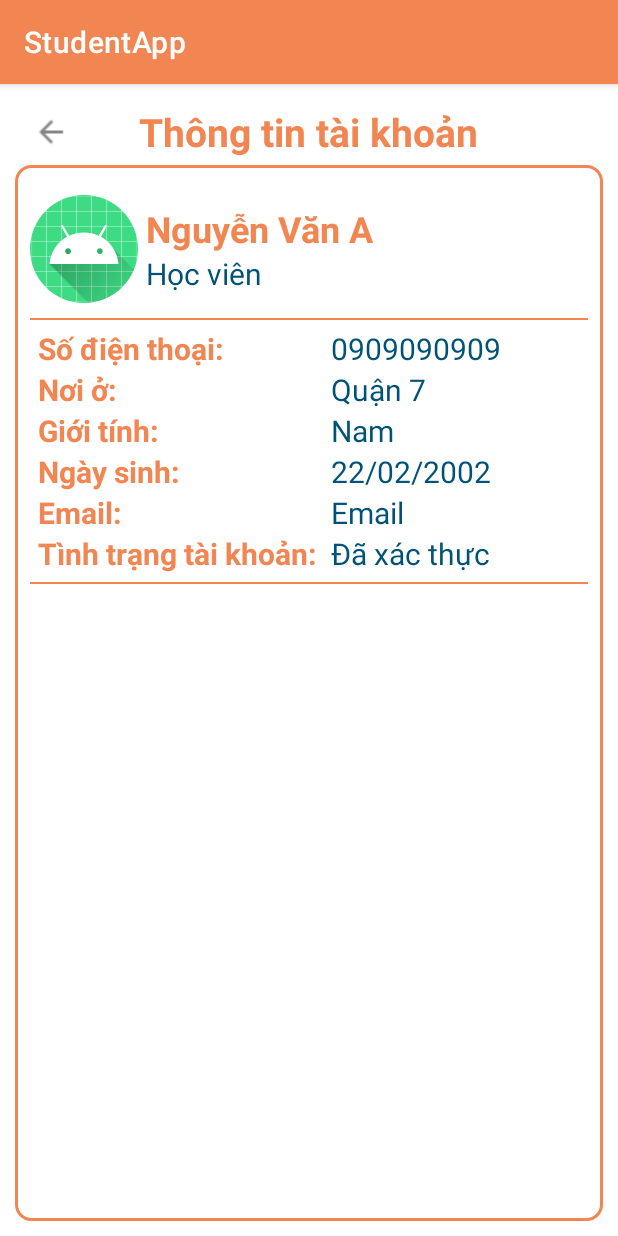
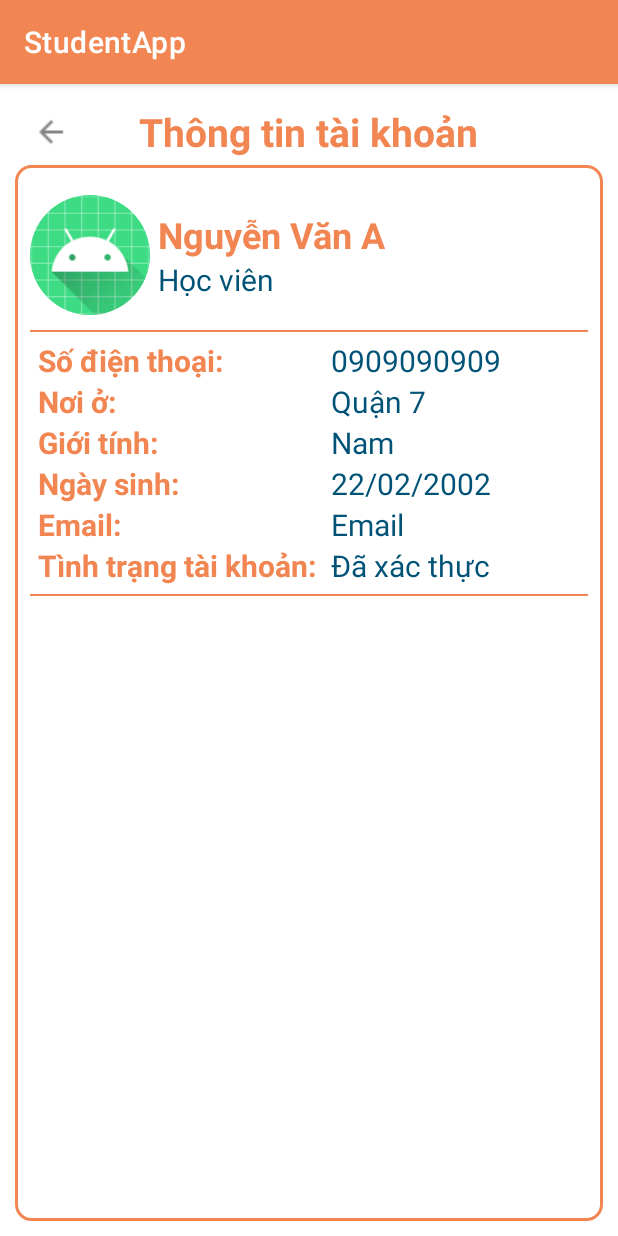
Before and after one commit to TUT888/StudentApp, an Android app: the fragment AccountInfoFragment placed in its activity, on a phone screen of 412 x 824 dp. Run offline under Robolectric (Android 15) with nearby library versions, the phone set to English and light mode, and no system bars; our stand-ins replace CircleImageView.

Commit message:
Fixed not show all text in table row - ver3

```diff
--- a/app/src/main/res/layout/fragment_account_info.xml
+++ b/app/src/main/res/layout/fragment_account_info.xml
@@ -47,8 +47,8 @@
 
                 <de.hdodenhof.circleimageview.CircleImageView
                     android:id="@+id/civAvatar"
-                    android:layout_width="wrap_content"
-                    android:layout_height="wrap_content"
+                    android:layout_width="80dp"
+                    android:layout_height="80dp"
                     android:src="@mipmap/ic_launcher"/>
                 <LinearLayout
                     android:layout_width="wrap_content"
@@ -92,12 +92,13 @@
                         android:textStyle="bold" />
                     <TextView
                         android:id="@+id/tvPhoneNumber"
-                        android:layout_width="wrap_content"
+                        android:layout_width="match_parent"
                         android:layout_height="wrap_content"
                         android:text="0909090909"
                         android:textSize="20sp"
                         android:textColor="@color/text_color"
-                        android:layout_marginLeft="5dp"/>
+                        android:layout_marginLeft="5dp"
+                        android:layout_weight="1"/>
                 </TableRow>
                 <TableRow
                     android:layout_width="match_parent"
@@ -112,12 +113,13 @@
                         android:textStyle="bold" />
                     <TextView
                         android:id="@+id/tvArea"
-                        android:layout_width="wrap_content"
+                        android:layout_width="match_parent"
                         android:layout_height="wrap_content"
                         android:text="Quận 7"
                         android:textSize="20sp"
                         android:textColor="@color/text_color"
-                        android:layout_marginLeft="5dp"/>
+                        android:layout_marginLeft="5dp"
+                        android:layout_weight="1"/>
                 </TableRow>
                 <TableRow
                     android:layout_width="match_parent"
@@ -133,12 +135,13 @@
                         android:textStyle="bold" />
                     <TextView
                         android:id="@+id/tvGender"
-                        android:layout_width="wrap_content"
+                        android:layout_width="match_parent"
                         android:layout_height="wrap_content"
                         android:text="Nam"
                         android:textSize="20sp"
                         android:textColor="@color/text_color"
-                        android:layout_marginLeft="5dp"/>
+                        android:layout_marginLeft="5dp"
+                        android:layout_weight="1"/>
                 </TableRow>
                 <TableRow
                     android:layout_width="match_parent"
@@ -154,12 +157,13 @@
                         android:textStyle="bold" />
                     <TextView
                         android:id="@+id/tvBirthday"
-                        android:layout_width="wrap_content"
+                        android:layout_width="match_parent"
                         android:layout_height="wrap_content"
                         android:text="22/02/2002"
                         android:textSize="20sp"
                         android:textColor="@color/text_color"
-                        android:layout_marginLeft="5dp"/>
+                        android:layout_marginLeft="5dp"
+                        android:layout_weight="1"/>
                 </TableRow>
                 <TableRow
                     android:layout_width="match_parent"
@@ -175,12 +179,13 @@
                         android:textStyle="bold" />
                     <TextView
                         android:id="@+id/tvEmail"
-                        android:layout_width="wrap_content"
+                        android:layout_width="match_parent"
                         android:layout_height="wrap_content"
                         android:text="Email"
                         android:textSize="20sp"
                         android:textColor="@color/text_color"
-                        android:layout_marginLeft="5dp"/>
+                        android:layout_marginLeft="5dp"
+                        android:layout_weight="1"/>
                 </TableRow>
                 <TableRow
                     android:layout_width="match_parent"
@@ -196,12 +201,13 @@
                         android:textStyle="bold" />
                     <TextView
                         android:id="@+id/tvStatus"
-                        android:layout_width="wrap_content"
+                        android:layout_width="match_parent"
                         android:layout_height="wrap_content"
                         android:text="Đã xác thực"
                         android:textSize="20sp"
                         android:textColor="@color/text_color"
-                        android:layout_marginLeft="5dp"/>
+                        android:layout_marginLeft="5dp"
+                        android:layout_weight="1"/>
                 </TableRow>
 
             </TableLayout>
```
